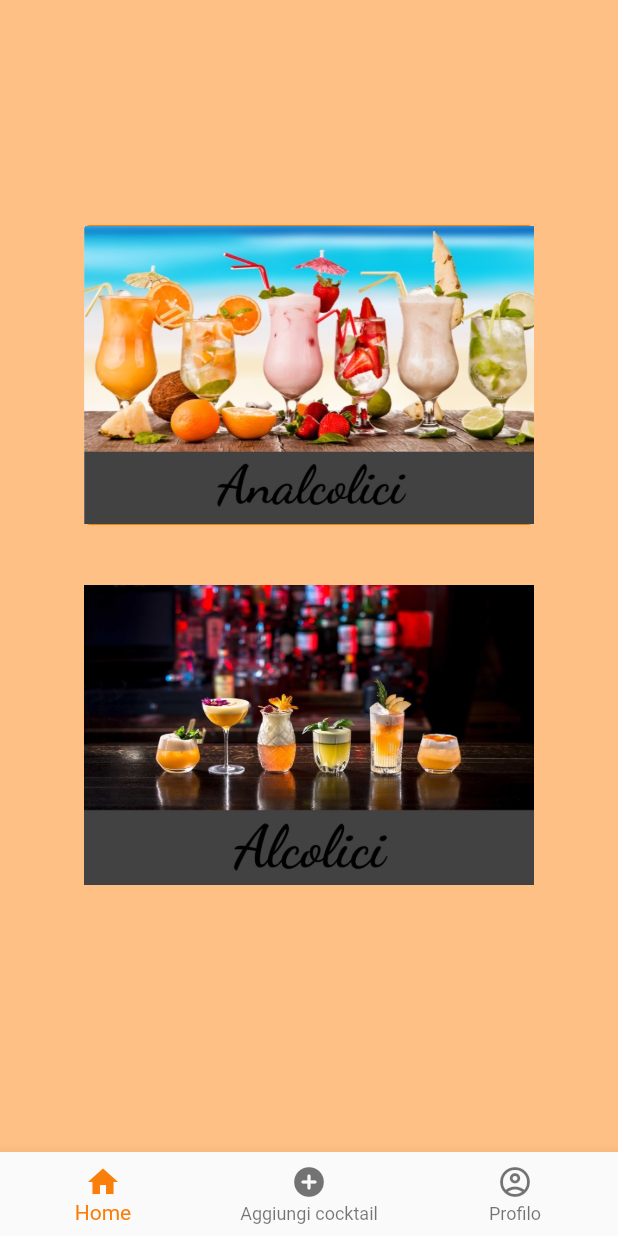
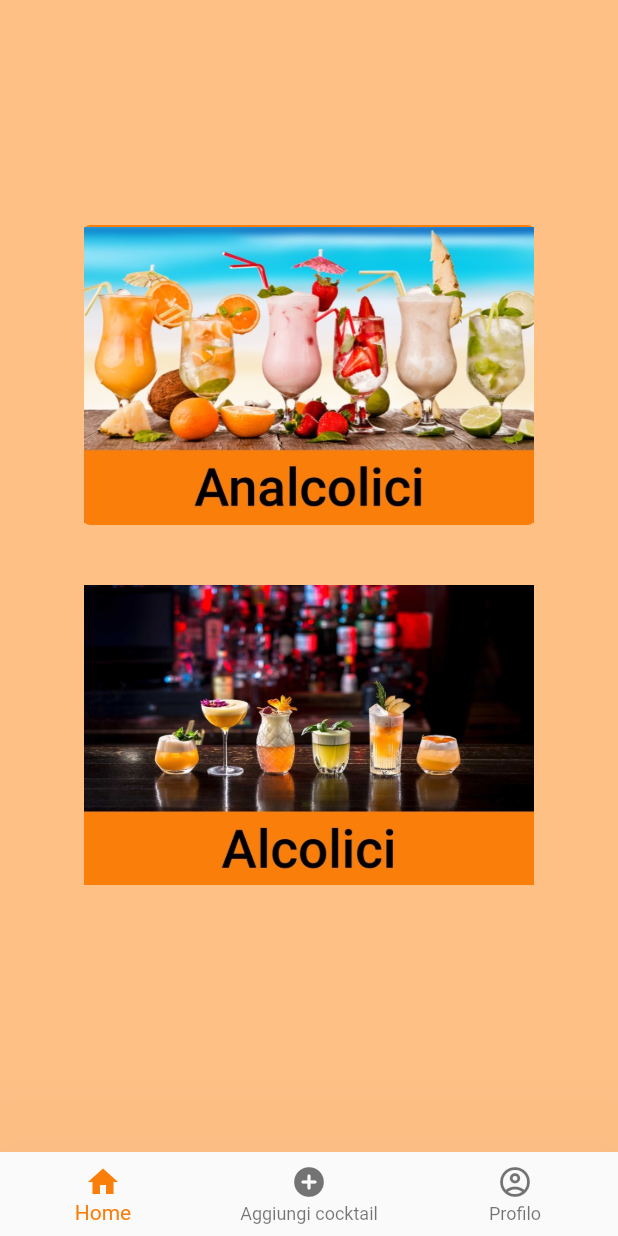
Before and after one commit to mattiagirolami/newbie_bartender_flutter, a Flutter app: the Navigation screen opened directly, on a phone screen of 412 x 824 dp. Run offline on Flutter 3.47's test engine with Material 2 defaults, Android fonts, the phone set to English and light mode, and no system bars; our stand-ins replace cloud_firestore, firebase_auth, firebase_core, firebase_storage, fluttertoast; missing offline and left inert: dart:ffi; accounts and stored records are empty.

Commit message:
Update images

```diff
--- a/lib/navigation.dart
+++ b/lib/navigation.dart
@@ -33,6 +33,7 @@ class _NavigationState extends State<Navigation> {
         child: widgetOptions.elementAt(selectedIndex),
       ),
       bottomNavigationBar: BottomNavigationBar(
+        elevation: 100,
         items: <BottomNavigationBarItem>[
           BottomNavigationBarItem(
             icon: Icon(Icons.home),
```
Also changed, not shown: assets/alcolici.jpg, assets/analcolici.jpg.
